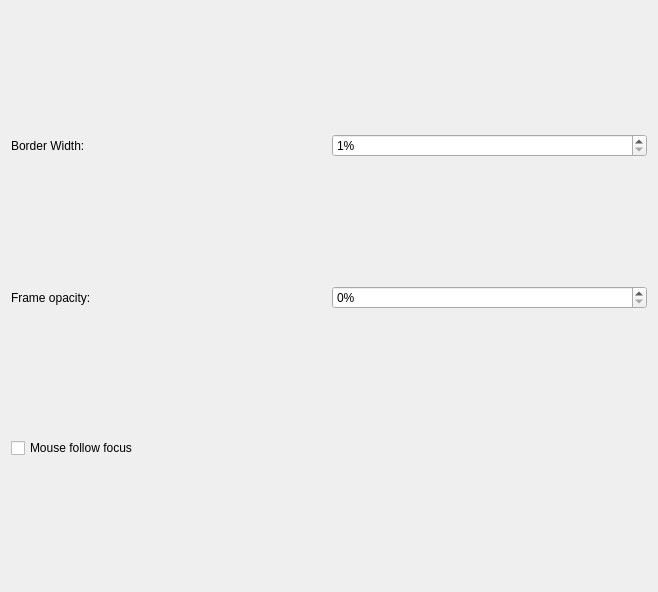
Old version of the form src/kcm/FocusTrackEffect.ui in the repository lliurex/kwin-focustrack-effect.
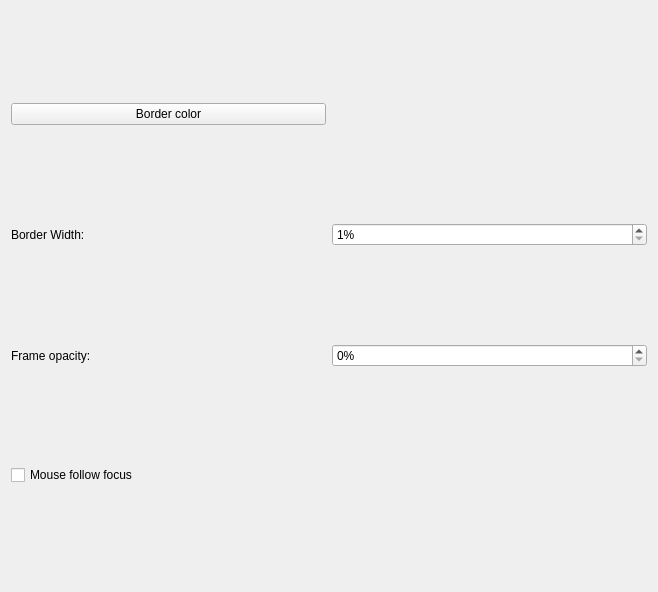
New version of the form.

The edit to the form file:
```diff
--- a/src/kcm/FocusTrackEffect.ui
+++ b/src/kcm/FocusTrackEffect.ui
@@ -21,13 +21,20 @@
   </property>
   <layout class="QGridLayout" name="vLayout">
    <item row="0" column="0">
+    <widget class="QPushButton" name="btn_borderColor">
+     <property name="text">
+      <string>Border color</string>
+     </property>
+    </widget>
+   </item>
+   <item row="1" column="0">
     <widget class="QLabel" name="label">
      <property name="text">
       <string>Border Width:</string>
      </property>
     </widget>
    </item>
-   <item row="0" column="1">
+   <item row="1" column="1">
       <widget class="QSpinBox" name="kcfg_borderWidth">
        <property name="suffix">
         <string>%</string>
@@ -40,14 +47,14 @@
        </property>
       </widget>
      </item>
-   <item row="1" column="0">
+   <item row="2" column="0">
     <widget class="QLabel" name="label">
      <property name="text">
       <string>Frame opacity:</string>
      </property>
     </widget>
    </item>
-   <item row="1" column="1">
+   <item row="2" column="1">
       <widget class="QSpinBox" name="kcfg_Opacity">
        <property name="suffix">
         <string>%</string>
@@ -60,7 +67,7 @@
        </property>
       </widget>
      </item>
-   <item row="2" column="0">
+   <item row="3" column="0">
     <widget class="QCheckBox" name="kcfg_followFocus">
       <property name="text">
        <string>Mouse follow focus</string>
```
